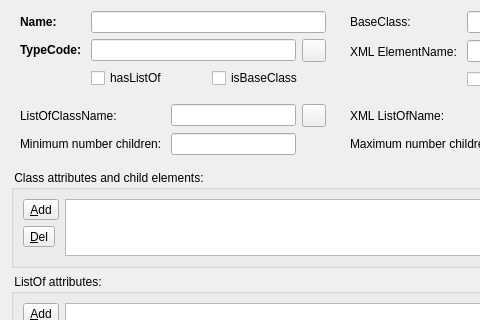
Before: the Qt Designer form ui/formdeviserclass.ui in sbmlteam/QtDeviser, drawn with Qt 5; both pictures show x 0 to 480 and y 0 to 320 of the 675 by 586 pixel window.
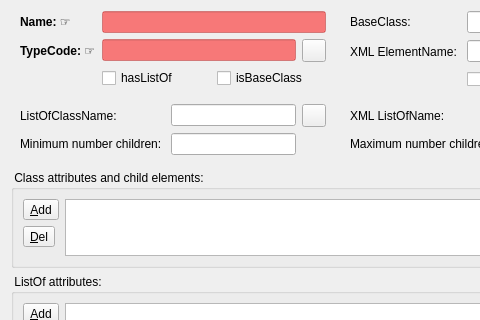
After: the same form once the commit is applied. The open tabs and pages were chosen to show the change. Icons and pictures are not drawn.

Commit message: - added validation to the attribute models - red background for required items - reordered attribute columns

Diff of the .ui file:
```diff
--- a/ui/formdeviserclass.ui
+++ b/ui/formdeviserclass.ui
@@ -57,19 +57,24 @@
           <property name="toolTip">
            <string>&lt;html&gt;&lt;head/&gt;&lt;body&gt;&lt;p&gt;&lt;span&gt;The name of the class that will be used by the code generation. The XML output may use a different name (see &lt;/span&gt;&lt;span style=&quot; font-weight:600;&quot;&gt;XML ElementName&lt;/span&gt;&lt;span&gt;).This field is required.&lt;/span&gt;&lt;/p&gt;&lt;/body&gt;&lt;/html&gt;</string>
           </property>
+          <property name="styleSheet">
+           <string notr="true">QLineEdit { background-color: rgba(255,0,0,127);selection-background-color:rgba(255,0,0,127) }QLineEdit:hover { background-color: rgba(255,0,0,127);selection-background-color:rgba(255,0,0,127) }</string>
+          </property>
          </widget>
         </item>
         <item row="0" column="0">
          <widget class="QLabel" name="label">
           <property name="text">
-           <string>&lt;html&gt;&lt;head/&gt;&lt;body&gt;&lt;p&gt;&lt;span style=&quot; font-weight:600;&quot;&gt;Name:&lt;/span&gt;&lt;/p&gt;&lt;/body&gt;&lt;/html&gt;</string>
+           <string>&lt;html&gt;&lt;head/&gt;&lt;body&gt;&lt;p&gt;&lt;span style=&quot; font-weight:600;&quot;&gt;Name: 	
+&amp;#9758;&lt;/span&gt;&lt;/p&gt;&lt;/body&gt;&lt;/html&gt;</string>
           </property>
          </widget>
         </item>
         <item row="1" column="0">
          <widget class="QLabel" name="label_2">
           <property name="text">
-           <string>&lt;html&gt;&lt;head/&gt;&lt;body&gt;&lt;p&gt;&lt;span style=&quot; font-weight:600;&quot;&gt;TypeCode: &lt;/span&gt;&lt;/p&gt;&lt;/body&gt;&lt;/html&gt;</string>
+           <string>&lt;html&gt;&lt;head/&gt;&lt;body&gt;&lt;p&gt;&lt;span style=&quot; font-weight:600;&quot;&gt;TypeCode:  	
+&amp;#9758;&lt;/span&gt;&lt;/p&gt;&lt;/body&gt;&lt;/html&gt;</string>
           </property>
          </widget>
         </item>
@@ -133,6 +138,12 @@
               <property name="toolTip">
                <string>&lt;html&gt;&lt;head/&gt;&lt;body&gt;&lt;p&gt;The value that will be used in an enumeration of types for this package. Typically a TypeCode takes the form SBML_PACKAGE_CLASS. This field is required.&lt;/p&gt;&lt;/body&gt;&lt;/html&gt;</string>
               </property>
+              <property name="autoFillBackground">
+               <bool>false</bool>
+              </property>
+              <property name="styleSheet">
+               <string notr="true">QLineEdit { background-color: rgba(255,0,0,127);selection-background-color:rgba(255,0,0,127) }QLineEdit:hover { background-color rgba(255,0,0,127);selection-background-color:rgba(255,0,0,127) }</string>
+              </property>
              </widget>
             </item>
             <item>
```
Left out of the diff: 53 changed lines with no effect on the pictures. The commit also changes 23 other files.
